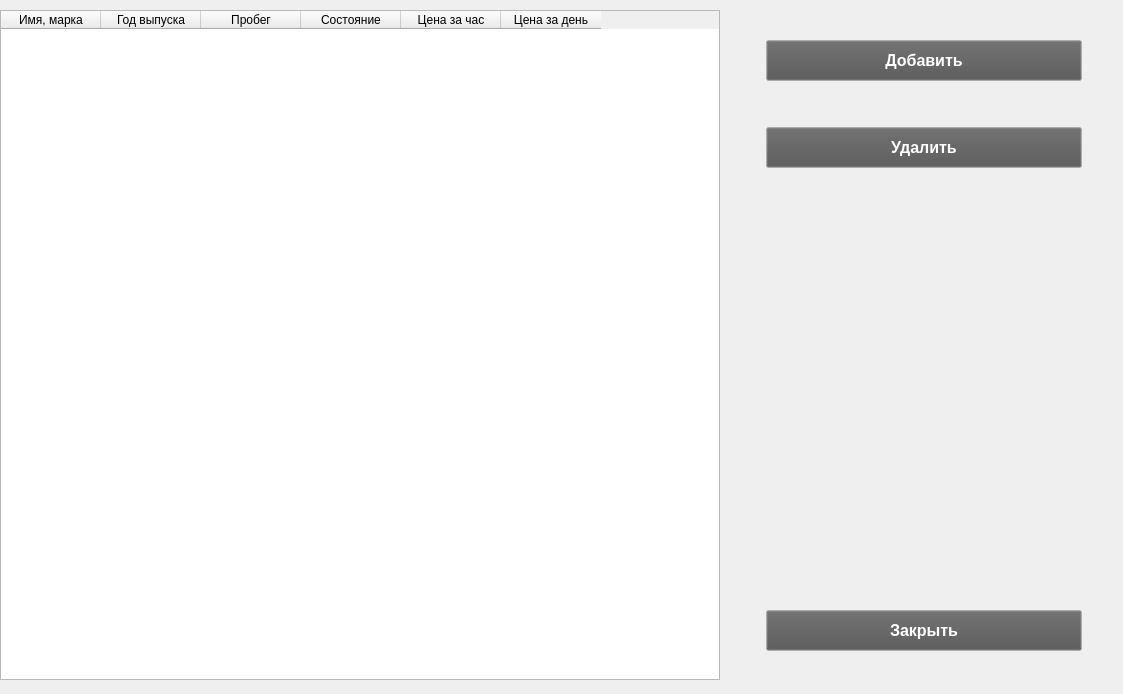
The window that autotablewidget.ui (RocketBunny727/CarSharring) describes before a commit, drawn with Qt 5.
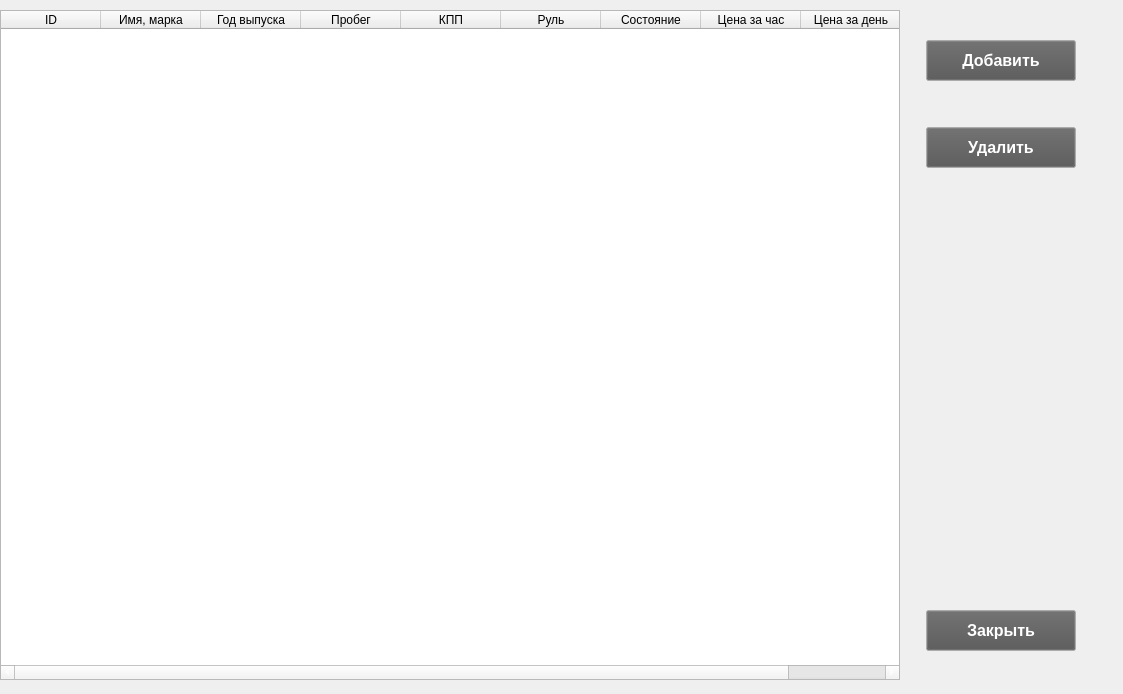
The same window after the commit.

Commit message: upgrade design

The edit to the form file:
```diff
--- a/autotablewidget.ui
+++ b/autotablewidget.ui
@@ -18,7 +18,7 @@
     <rect>
      <x>0</x>
      <y>0</y>
-     <width>1122</width>
+     <width>1236</width>
      <height>691</height>
     </rect>
    </property>
@@ -33,7 +33,7 @@
       </property>
       <property name="minimumSize">
        <size>
-        <width>720</width>
+        <width>900</width>
         <height>17</height>
        </size>
       </property>
@@ -88,6 +88,11 @@
         <disabled/>
        </palette>
       </property>
+      <column>
+       <property name="text">
+        <string>ID</string>
+       </property>
+      </column>
       <column>
        <property name="text">
         <string>Имя, марка</string>
@@ -103,6 +108,16 @@
         <string>Пробег</string>
        </property>
       </column>
+      <column>
+       <property name="text">
+        <string>КПП</string>
+       </property>
+      </column>
+      <column>
+       <property name="text">
+        <string>Руль</string>
+       </property>
+      </column>
       <column>
        <property name="text">
         <string>Состояние</string>
@@ -121,7 +136,7 @@
      </widget>
     </item>
     <item>
-     <spacer name="horizontalSpacer">
+     <spacer name="horizontalSpacer_2">
       <property name="orientation">
        <enum>Qt::Orientation::Horizontal</enum>
       </property>
@@ -130,7 +145,7 @@
       </property>
       <property name="sizeHint" stdset="0">
        <size>
-        <width>40</width>
+        <width>20</width>
         <height>20</height>
        </size>
       </property>
@@ -138,6 +153,9 @@
     </item>
     <item>
      <layout class="QVBoxLayout" name="verticalLayout">
+      <property name="sizeConstraint">
+       <enum>QLayout::SizeConstraint::SetMinAndMaxSize</enum>
+      </property>
       <item>
        <spacer name="verticalSpacer">
         <property name="orientation">
@@ -156,12 +174,24 @@
       </item>
       <item>
        <widget class="QPushButton" name="insertButton">
+        <property name="sizePolicy">
+         <sizepolicy hsizetype="Fixed" vsizetype="Fixed">
+          <horstretch>0</horstretch>
+          <verstretch>0</verstretch>
+         </sizepolicy>
+        </property>
         <property name="minimumSize">
          <size>
-          <width>300</width>
+          <width>150</width>
           <height>41</height>
          </size>
         </property>
+        <property name="maximumSize">
+         <size>
+          <width>150</width>
+          <height>16777215</height>
+         </size>
+        </property>
         <property name="palette">
          <palette>
           <active>
@@ -264,12 +294,24 @@
       </item>
       <item>
        <widget class="QPushButton" name="deleteButton">
+        <property name="sizePolicy">
+         <sizepolicy hsizetype="Fixed" vsizetype="Fixed">
+          <horstretch>0</horstretch>
+          <verstretch>0</verstretch>
+         </sizepolicy>
+        </property>
         <property name="minimumSize">
          <size>
-          <width>300</width>
+          <width>150</width>
           <height>41</height>
          </size>
         </property>
+        <property name="maximumSize">
+         <size>
+          <width>150</width>
+          <height>16777215</height>
+         </size>
+        </property>
         <property name="palette">
          <palette>
           <active>
@@ -372,12 +414,24 @@
       </item>
       <item>
        <widget class="QPushButton" name="closeButton">
+        <property name="sizePolicy">
+         <sizepolicy hsizetype="Fixed" vsizetype="Fixed">
+          <horstretch>0</horstretch>
+          <verstretch>0</verstretch>
+         </sizepolicy>
+        </property>
         <property name="minimumSize">
          <size>
-          <width>300</width>
+          <width>150</width>
           <height>41</height>
          </size>
         </property>
+        <property name="maximumSize">
+         <size>
+          <width>150</width>
+          <height>16777215</height>
+         </size>
+        </property>
         <property name="palette">
          <palette>
           <active>
@@ -481,16 +535,13 @@
      </layout>
     </item>
     <item>
-     <spacer name="horizontalSpacer_2">
+     <spacer name="horizontalSpacer">
       <property name="orientation">
        <enum>Qt::Orientation::Horizontal</enum>
       </property>
-      <property name="sizeType">
-       <enum>QSizePolicy::Policy::Fixed</enum>
-      </property>
       <property name="sizeHint" stdset="0">
        <size>
-        <width>40</width>
+        <width>10</width>
         <height>20</height>
        </size>
       </property>
```
Left out of the diff: 2 changed lines with no effect on the pictures. The commit also changes 3 other files.
